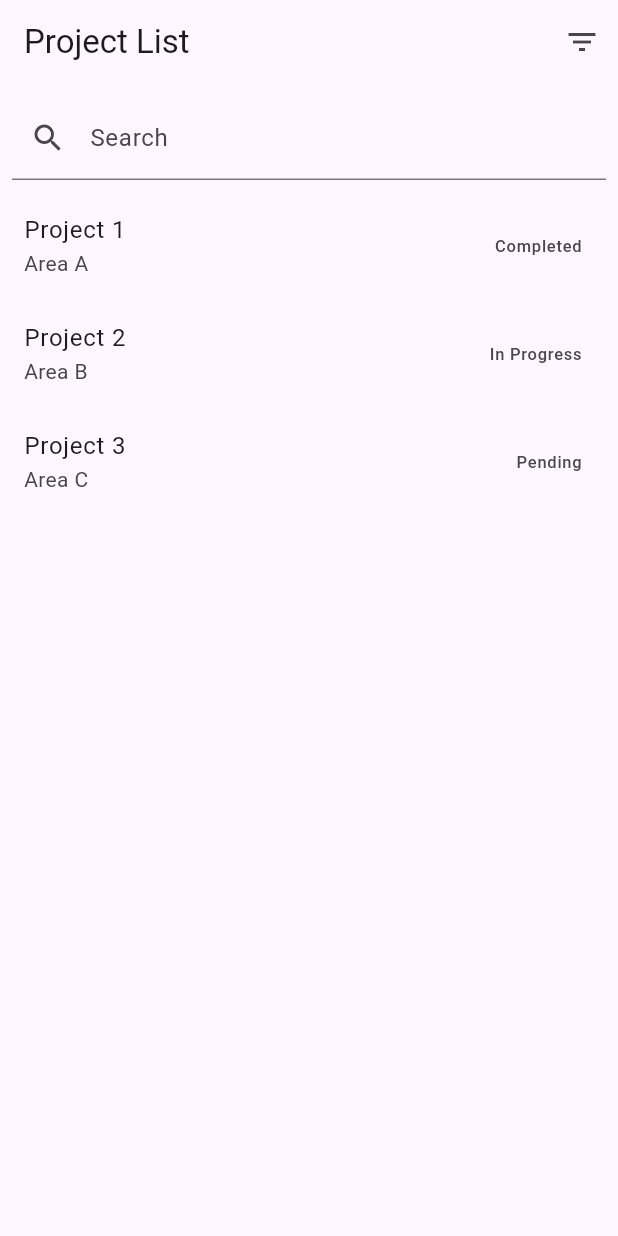
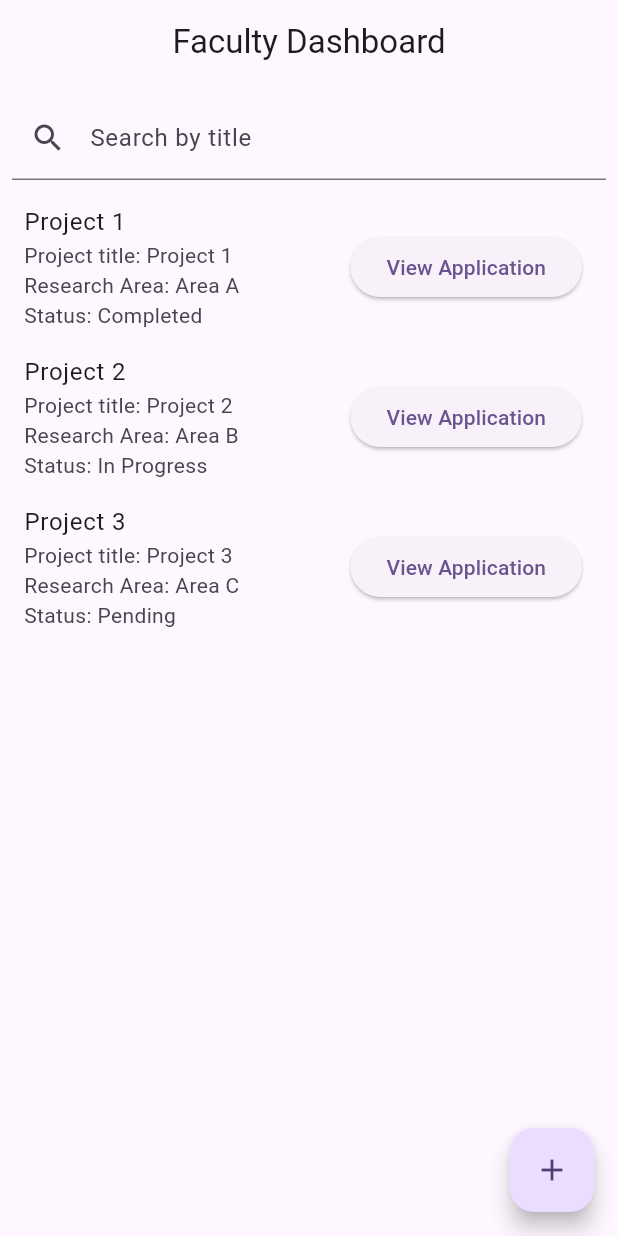
Before and after one commit to Swapnil-DevGeek/Hackenza-SOP-Portal-Devkrieg, a Flutter app: the screen it shows after launch, on a phone screen of 412 x 824 dp. Run offline on Flutter 3.47's test engine with Material 3 defaults, Android fonts, the phone set to English and light mode, and no system bars; our stand-ins replace google_sign_in.

Commit message:
dashboards

```diff
--- a/app/sopapp/lib/main.dart
+++ b/app/sopapp/lib/main.dart
@@ -1,7 +1,8 @@
 import 'package:flutter/material.dart';
-import 'package:sopapp/screens/admin/admindash.dart';
+import 'package:sopapp/screens/admin/admin_dash.dart';
+import 'package:sopapp/screens/faculty/faculty_dash.dart';
 import 'package:sopapp/screens/login.dart';
-import 'package:sopapp/screens/student/studentdash.dart';
+import 'package:sopapp/screens/student/student_dash.dart';
 
 void main() {
   runApp(const MyApp());
@@ -19,7 +20,7 @@ class MyApp extends StatelessWidget {
         colorScheme: ColorScheme.fromSeed(seedColor: Colors.deepPurple),
         useMaterial3: true,
       ),
-      home: AdminDashboard(),
+      home: FacultyDashboard(),
     );
   }
 }
--- a/app/sopapp/lib/screens/admin/admindash.dart
+++ b/app/sopapp/lib/screens/admin/admin_dash.dart
@@ -52,11 +52,45 @@ class _AdminDashboardState extends State<AdminDashboard> {
     _searchController = TextEditingController();
   }
 
+  void _showProjectDetails(Project project) {
+    showDialog(
+      context: context,
+      builder: (BuildContext context) {
+        return AlertDialog(
+          title: Text(project.title),
+          content: Column(
+            mainAxisSize: MainAxisSize.min,
+            crossAxisAlignment: CrossAxisAlignment.start,
+            children: [
+              Text('Research Area: ${project.researchArea}'),
+              Text('Status: ${project.status}'),
+              Text('Start Date: ${project.startDate.toString()}'),
+              Text('End Date: ${project.endDate.toString()}'),
+              Text('Faculty: ${project.facultyId}'),
+              SizedBox(height: 20),
+              Text(project.description),
+            ],
+          ),
+          actions: <Widget>[
+            TextButton(
+              onPressed: () {
+                Navigator.of(context).pop();
+              },
+              child: Text('Close'),
+            ),
+          ],
+        );
+      },
+    );
+  }
+
   @override
   Widget build(BuildContext context) {
     return Scaffold(
+      // backgroundColor: Colors.grey[600],
       appBar: AppBar(
-        title: const Text('Project List'),
+        centerTitle: true,
+        title: const Text('Admin Dashboard'),
         actions: [
           IconButton(
             icon: const Icon(Icons.filter_list),
@@ -86,6 +120,9 @@ class _AdminDashboardState extends State<AdminDashboard> {
                   title: Text(_filteredProjects[index].title),
                   subtitle: Text(_filteredProjects[index].researchArea),
                   trailing: Text(_filteredProjects[index].status),
+                  onTap: () {
+                    _showProjectDetails(_filteredProjects[index]);
+                  },
                 );
               },
             ),
--- /dev/null
+++ b/app/sopapp/lib/screens/faculty/add_faculty_project.dart
@@ -0,0 +1,15 @@
+import 'package:flutter/material.dart';
+
+class AddProjectPage extends StatelessWidget {
+  @override
+  Widget build(BuildContext context) {
+    return Scaffold(
+      appBar: AppBar(
+        title: const Text('Add New Project'),
+      ),
+      body: const Center(
+        child: Text('This is where you can add a new project.'),
+      ),
+    );
+  }
+}
--- /dev/null
+++ b/app/sopapp/lib/screens/faculty/faculty_dash.dart
@@ -0,0 +1,113 @@
+import 'package:flutter/material.dart';
+import 'package:sopapp/models/project.dart';
+import 'package:sopapp/screens/faculty/add_faculty_project.dart';
+
+class FacultyDashboard extends StatefulWidget {
+  @override
+  _FacultyDashboardState createState() => _FacultyDashboardState();
+}
+
+class _FacultyDashboardState extends State<FacultyDashboard> {
+  List<Project> filteredProjects = List.from(projects);
+  TextEditingController searchController = TextEditingController();
+
+  @override
+  Widget build(BuildContext context) {
+    return Scaffold(
+      appBar: AppBar(
+        title: const Text('Faculty Dashboard'),
+        centerTitle: true,
+      ),
+      body: Column(
+        children: [
+          Padding(
+            padding: const EdgeInsets.all(8.0),
+            child: TextField(
+              controller: searchController,
+              onChanged: (value) {
+                setState(() {
+                  filteredProjects = projects
+                      .where((project) =>
+                          project.title.toLowerCase().contains(value.toLowerCase()))
+                      .toList();
+                });
+              },
+              decoration: const InputDecoration(
+                labelText: 'Search by title',
+                prefixIcon: Icon(Icons.search),
+              ),
+            ),
+          ),
+          Expanded(
+            child: ListView.builder(
+              itemCount: filteredProjects.length,
+              itemBuilder: (context, index) {
+                final project = filteredProjects[index];
+                return ListTile(
+                  title: Text(project.title),
+                  subtitle: Column(
+                    crossAxisAlignment: CrossAxisAlignment.start,
+                    children: [
+                      Text('Project title: ${project.title}'),
+                      Text('Research Area: ${project.researchArea}'),
+                      Text('Status: ${project.status}'),
+                    ],
+                  ),
+                  trailing: ElevatedButton(
+                    onPressed: () {
+                      // Navigate to view application page
+                      // You can pass project details to the next screen if needed
+                    },
+                    child: const Text('View Application'),
+                  ),
+                );
+              },
+            ),
+          ),
+        ],
+      ),
+      floatingActionButton: FloatingActionButton(
+        onPressed: () {
+          Navigator.push(
+            context,
+            MaterialPageRoute(builder: (context) => AddProjectPage()),
+          );
+        },
+        child: const Icon(Icons.add),
+      ),
+    );
+  }
+}
+
+final List<Project> projects = [
+  Project(
+    1,
+    "Lorem ipsum dolor sit amet, consectetur adipiscing elit.",
+    DateTime(2023, 1, 1),
+    DateTime(2023, 12, 31),
+    "faculty1",
+    title: "Project 1",
+    researchArea: "Area A",
+    status: "Completed",
+  ),
+  Project(
+    2,
+    "Sed do eiusmod tempor incididunt ut labore et dolore magna aliqua.",
+    DateTime(2024, 3, 15),
+    DateTime(2024, 9, 15),
+    "faculty2",
+    title: "Project 2",
+    researchArea: "Area B",
+    status: "In Progress",
+  ),
+  Project(
+    3,
+    "Ut enim ad minim veniam, quis nostrud exercitation ullamco laboris nisi ut aliquip ex ea commodo consequat.",
+    DateTime(2024, 6, 1),
+    DateTime(2025, 6, 1),
+    "faculty3",
+    title: "Project 3",
+    researchArea: "Area C",
+    status: "Pending",
+  ),
+];
--- /dev/null
+++ b/app/sopapp/lib/screens/student/student_dash.dart
@@ -0,0 +1,61 @@
+import 'package:flutter/material.dart';
+import 'package:sopapp/models/project.dart';
+
+class StudentDashboard extends StatelessWidget {
+  @override
+  Widget build(BuildContext context) {
+    return Scaffold(
+      appBar: AppBar(
+        title: Text('Student Dashboard'),
+      ),
+      body: ListView.builder(
+        itemCount: projects.length,
+        itemBuilder: (context, index) {
+          final project = projects[index];
+          return ListTile(
+            title: Text(project.title),
+            subtitle: Column(
+              crossAxisAlignment: CrossAxisAlignment.start,
+              children: [
+                Text('Project title: ${project.title}'),
+              ],
+            ),
+          );
+        },
+      ),
+    );
+  }
+}
+
+final List<Project> projects = [
+  Project(
+    1,
+    "Lorem ipsum dolor sit amet, consectetur adipiscing elit.",
+    DateTime(2023, 1, 1),
+    DateTime(2023, 12, 31),
+    "faculty1",
+    title: "Project 1",
+    researchArea: "Area A",
+    status: "Completed",
+  ),
+  Project(
+    2,
+    "Sed do eiusmod tempor incididunt ut labore et dolore magna aliqua.",
+    DateTime(2024, 3, 15),
+    DateTime(2024, 9, 15),
+    "faculty2",
+    title: "Project 2",
+    researchArea: "Area B",
+    status: "In Progress",
+  ),
+  Project(
+    3,
+    "Ut enim ad minim veniam, quis nostrud exercitation ullamco laboris nisi ut aliquip ex ea commodo consequat.",
+    DateTime(2024, 6, 1),
+    DateTime(2025, 6, 1),
+    "faculty3",
+    title: "Project 3",
+    researchArea: "Area C",
+    status: "Pending",
+  ),
+];
```
Also changed, not shown: app/sopapp/lib/screens/student/studentdash.dart (deleted, +0 -61 lines), app/sopapp/lib/screens/login.dart (line endings or trailing spaces).
